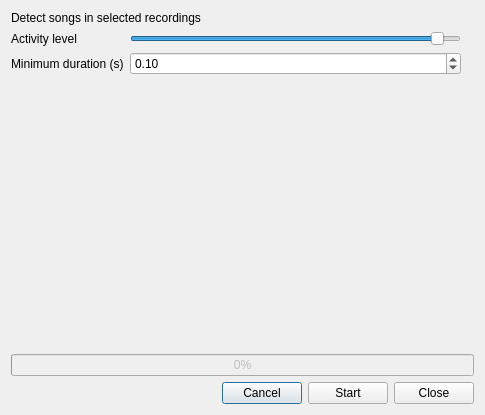
Old version of the form src/gui/widgets/audio/ui/detector_dialog.ui in the repository Vin985/ecosongs.
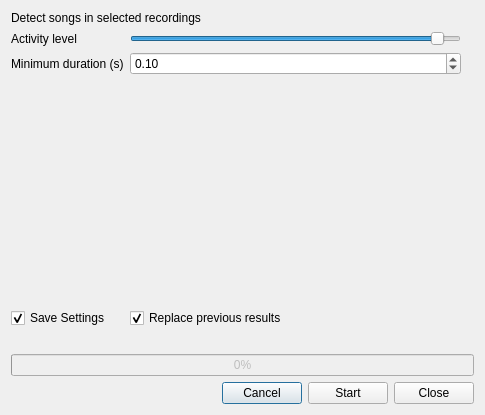
New version of the form.

Commit message: save and overwrite options to event detection

Diff of the .ui file:
```diff
--- a/src/gui/widgets/audio/ui/detector_dialog.ui
+++ b/src/gui/widgets/audio/ui/detector_dialog.ui
@@ -14,7 +14,7 @@
    <string>Dialog</string>
   </property>
   <layout class="QGridLayout" name="gridLayout">
-   <item row="6" column="0" colspan="3">
+   <item row="8" column="0" colspan="3">
     <layout class="QHBoxLayout" name="horizontalLayout">
      <item>
       <spacer name="horizontalSpacer">
@@ -65,13 +65,6 @@
      </property>
     </spacer>
    </item>
-   <item row="4" column="0">
-    <widget class="QLabel" name="lbl_progress">
-     <property name="text">
-      <string/>
-     </property>
-    </widget>
-   </item>
    <item row="0" column="0" colspan="3">
     <widget class="QLabel" name="label">
      <property name="text">
@@ -86,7 +79,7 @@
      </property>
     </widget>
    </item>
-   <item row="5" column="0" colspan="3">
+   <item row="7" column="0" colspan="3">
     <widget class="QProgressBar" name="progress_bar">
      <property name="enabled">
       <bool>false</bool>
@@ -139,6 +132,33 @@
      </property>
     </widget>
    </item>
+   <item row="4" column="0">
+    <widget class="QCheckBox" name="checkbox_save">
+     <property name="text">
+      <string>Save Settings</string>
+     </property>
+     <property name="checked">
+      <bool>true</bool>
+     </property>
+    </widget>
+   </item>
+   <item row="4" column="1">
+    <widget class="QCheckBox" name="checkbox_overwrite">
+     <property name="text">
+      <string>Replace previous results</string>
+     </property>
+     <property name="checked">
+      <bool>true</bool>
+     </property>
+    </widget>
+   </item>
+   <item row="5" column="0" colspan="2">
+    <widget class="QLabel" name="lbl_progress">
+     <property name="text">
+      <string/>
+     </property>
+    </widget>
+   </item>
   </layout>
  </widget>
  <resources/>
```
The commit also changes 2 other files.
